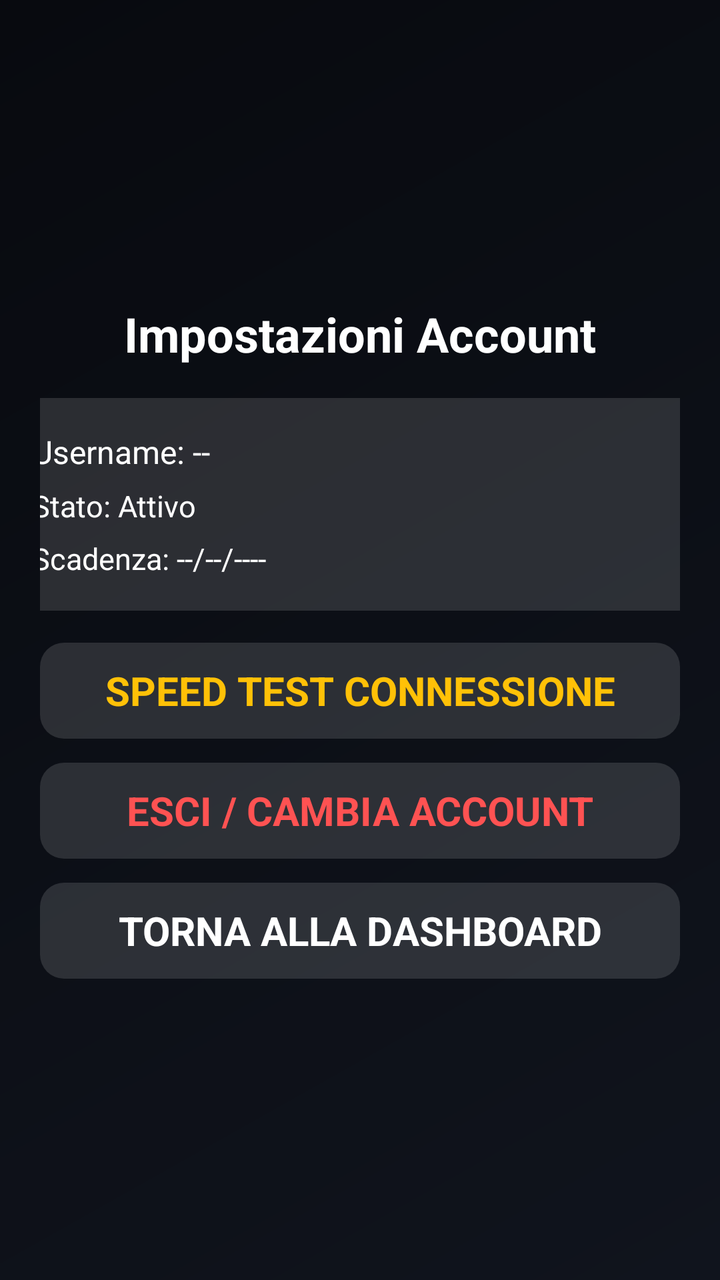
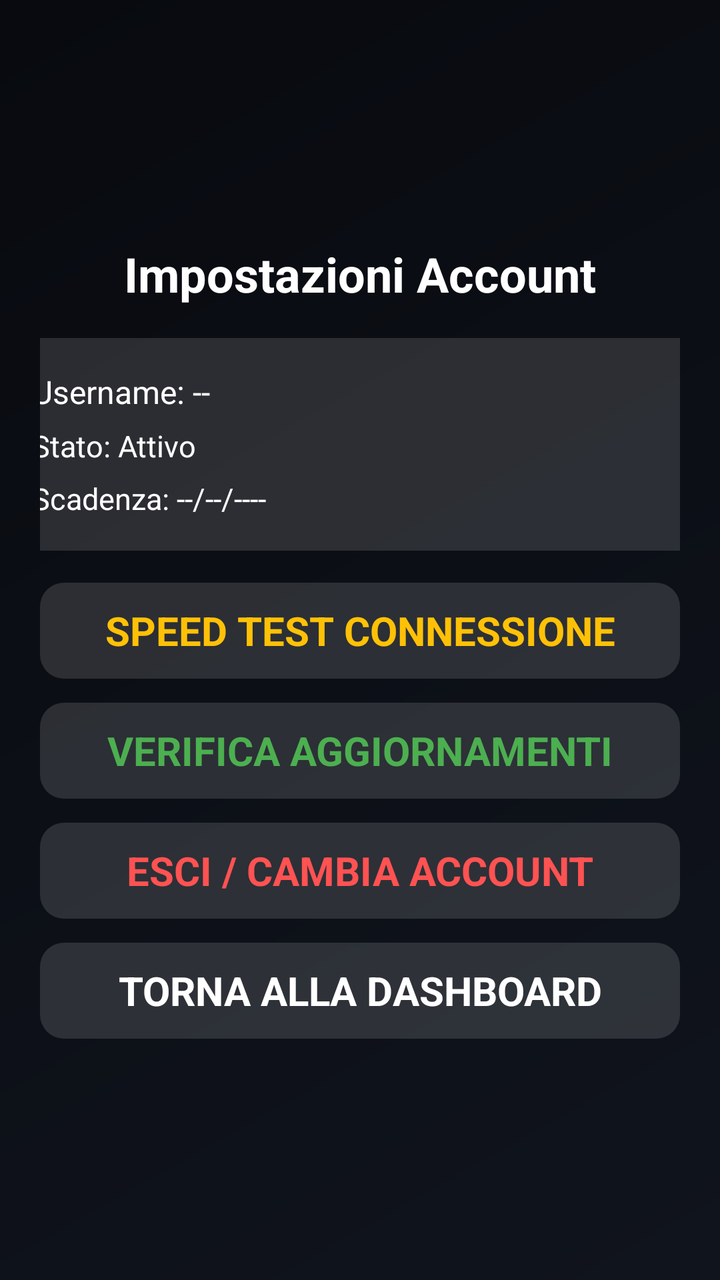

Two renders of the same Android screen: before a commit and after it. Below are the layout's source before the change and the commit's diff.
<!-- AndroidManifest.xml: application theme Theme.BocciaTV -->
<!-- res/layout/activity_settings.xml -->
<?xml version="1.0" encoding="utf-8"?>

<ScrollView xmlns:android="http://schemas.android.com/apk/res/android"
    android:layout_width="match_parent"
    android:layout_height="match_parent"
    android:fillViewport="true"
    android:background="@drawable/gradient_background">

    <LinearLayout
        android:layout_width="match_parent"
        android:layout_height="wrap_content"
        android:gravity="center"
        android:orientation="vertical"
        android:padding="20dp">

        <TextView
            android:layout_width="wrap_content"
            android:layout_height="wrap_content"
            android:text="Impostazioni Account"
            android:textColor="@android:color/white"
            android:textSize="24sp"
            android:textStyle="bold"
            android:layout_marginBottom="16dp"/>

        <LinearLayout
            android:layout_width="360dp"
            android:layout_height="wrap_content"
            android:background="#22FFFFFF"
            android:padding="16dp"
            android:orientation="vertical">

            <TextView
                android:id="@+id/tv_user_info"
                android:layout_width="wrap_content"
                android:layout_height="wrap_content"
                android:text="Username: --"
                android:textColor="@android:color/white"
                android:textSize="16sp" />

            <TextView
                android:id="@+id/tv_status_info"
                android:layout_width="wrap_content"
                android:layout_height="wrap_content"
                android:layout_marginTop="6dp"
                android:text="Stato: Attivo"
                android:textColor="@android:color/white"
                android:textSize="15sp" />

            <TextView
                android:id="@+id/tv_exp_info"
                android:layout_width="wrap_content"
                android:layout_height="wrap_content"
                android:layout_marginTop="6dp"
                android:text="Scadenza: --/--/----"
                android:textColor="@android:color/white"
                android:textSize="15sp" />

        </LinearLayout>

        <Button
            android:id="@+id/btn_speed_test"
            style="@style/MenuButtonStyle"
            android:layout_width="320dp"
            android:layout_height="wrap_content"
            android:layout_marginTop="16dp"
            android:text="Speed Test Connessione"
            android:textColor="#FFC107"/>

        <Button
            android:id="@+id/btn_logout"
            style="@style/MenuButtonStyle"
            android:layout_width="320dp"
            android:layout_height="wrap_content"
            android:layout_marginTop="12dp"
            android:text="Esci / Cambia Account"
            android:textColor="#FF5252"/>

        <Button
            android:id="@+id/btn_back"
            style="@style/MenuButtonStyle"
            android:layout_width="320dp"
            android:layout_height="wrap_content"
            android:layout_marginTop="12dp"
            android:text="Torna alla Dashboard" />

    </LinearLayout>
</ScrollView>
<!-- resources referenced by this layout -->
<resources>
  <!-- drawable gradient_background (drawable) -->
  <?xml version="1.0" encoding="utf-8"?>
  <shape xmlns:android="http://schemas.android.com/apk/res/android">
      <gradient
          android:angle="135"
          android:endColor="#080a0f"
          android:startColor="#10141d"
          android:type="linear" />
  </shape>
  <style name="MenuButtonStyle" parent="Widget.AppCompat.Button">
          <item name="android:background">@drawable/button_selector</item>
          <item name="android:textColor">@color/white_to_black_selector</item>
          <item name="android:drawableTint">@color/white_to_black_selector</item>
          <item name="android:textSize">20sp</item>
          <item name="android:textAllCaps">true</item>
          <item name="android:textStyle">bold</item>
          <item name="android:focusable">true</item>
          <item name="android:focusableInTouchMode">true</item>
      </style>
  <style name="Theme.BocciaTV" parent="@style/Theme.Leanback" />
  <!-- drawable button_selector (drawable) -->
  <?xml version="1.0" encoding="utf-8"?>
  <selector xmlns:android="http://schemas.android.com/apk/res/android">
      <item android:state_focused="true">
          <shape android:shape="rectangle">
              <corners android:radius="12dp" />
              <solid android:color="#FFFFFF" />
              <stroke android:width="2dp" android:color="#FFD600" />
          </shape>
      </item>
      <item>
          <shape android:shape="rectangle">
              <corners android:radius="12dp" />
              <solid android:color="#22FFFFFF" />
          </shape>
      </item>
  </selector>
</resources>

<!-- the commit's change to res/layout/activity_settings.xml (unified diff, before → after) -->
@@ -67,6 +67,15 @@
             android:textColor="#FFC107"/>
 
         <Button
+            android:id="@+id/btn_check_update"
+            style="@style/MenuButtonStyle"
+            android:layout_width="320dp"
+            android:layout_height="wrap_content"
+            android:layout_marginTop="12dp"
+            android:text="Verifica Aggiornamenti"
+            android:textColor="#4CAF50"/>
+
+        <Button
             android:id="@+id/btn_logout"
             style="@style/MenuButtonStyle"
             android:layout_width="320dp"
